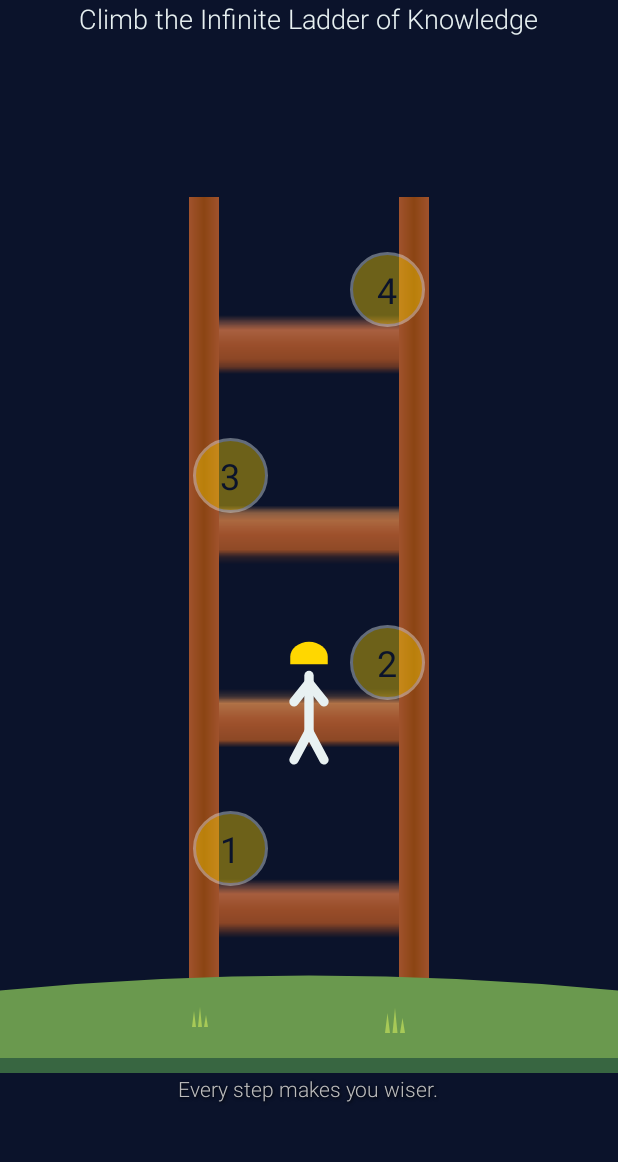
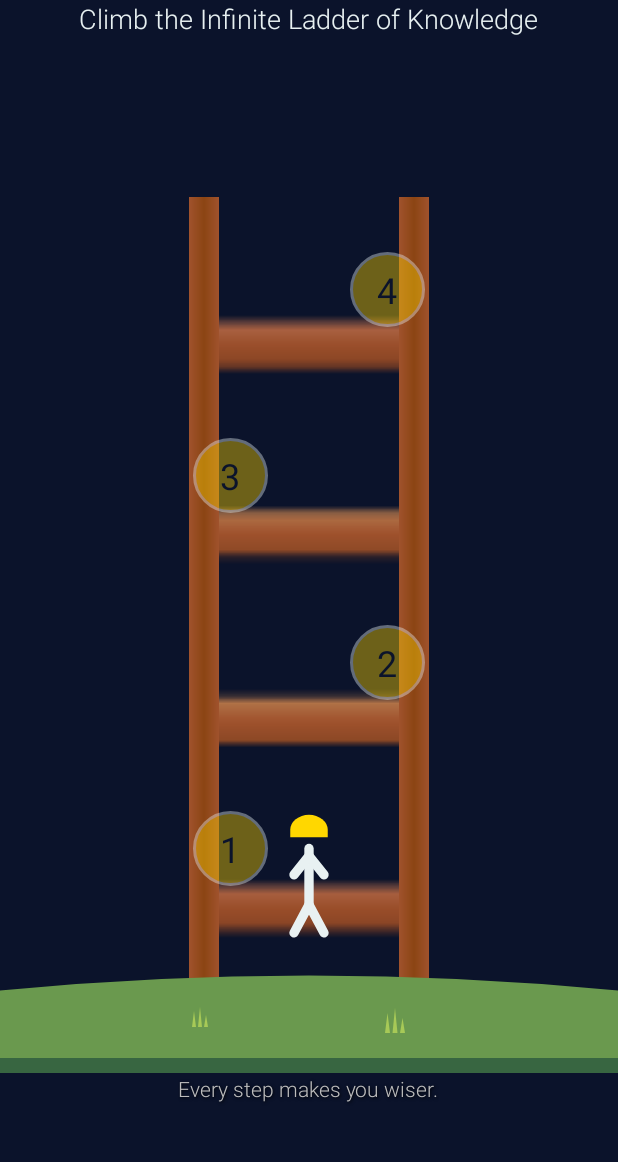
Before and after one commit to UtilityDD/slm, an Android app: the screen it shows after launch (MainActivity), on a phone screen of 412 x 824 dp, the part 73-1235 px from its top. Run offline under Robolectric (Android 15) with nearby library versions, the phone set to English and light mode, and no system bars.

Commit message:
clouds removed

```diff
--- a/app/src/main/java/com/blackgrapes/smartlineman/MainActivity.kt
+++ b/app/src/main/java/com/blackgrapes/smartlineman/MainActivity.kt
@@ -65,15 +65,6 @@ class MainActivity : AppCompatActivity() {
             }
         })
 
-        // Animate clouds
-        val cloud1 = findViewById<View>(R.id.cloud1)
-        val cloud2 = findViewById<View>(R.id.cloud2)
-        val cloud3 = findViewById<View>(R.id.cloud3)
-
-        animateCloud(cloud1, 25000, 0, true)
-        animateCloud(cloud2, 35000, 5000, false)
-        animateCloud(cloud3, 45000, 2000, true)
-
         // Apply pulsating animation to level buttons
         val pulseAnimation: Animation = AnimationUtils.loadAnimation(this, R.anim.fade_in_out)
 
@@ -110,25 +101,38 @@ class MainActivity : AppCompatActivity() {
     }
 
     private fun updateLinemanPosition(level: Int, animate: Boolean) {
-        val nextLevelButtonId = resources.getIdentifier("level_${level}_button", "id", packageName)
-        if (nextLevelButtonId != 0) {
-            val nextLevelButton = findViewById<View>(nextLevelButtonId)
-            nextLevelButton.post {
-                val targetY = nextLevelButton.y + nextLevelButton.height / 2 - linemanCharacter.height
+        // The lineman should be on the rung of the previously completed level.
+        // If currentLevel is 1, he is on the ground (level 0).
+        val linemanOnLevel = level - 1
+
+        if (linemanOnLevel < 1) {
+            // Position on the ground
+            // The lineman is already in the correct ground position via XML.
+            // We just need to scroll to the bottom to make him visible.
+            scrollView.post {
+                scrollView.fullScroll(View.FOCUS_DOWN)
+                // Set the target for snap-back
+                val bottomY = scrollView.getChildAt(0).height - scrollView.height
+                targetScrollY = bottomY
+            }
+        } else {
+            val levelButtonId = resources.getIdentifier("level_${linemanOnLevel}_button", "id", packageName)
+            if (levelButtonId != 0) {
+                val levelButton = findViewById<View>(levelButtonId)
+                levelButton.post {
+                    // Position the lineman's feet on the rung
+                    val targetY = levelButton.y + levelButton.height - linemanCharacter.height
                     targetScrollY = (targetY - (scrollView.height / 2) + (linemanCharacter.height / 2)).toInt()
 
                     if (animate) {
                         linemanCharacter.animate()
-                        .translationY(targetY - scrollView.getChildAt(0).height + linemanCharacter.height)
+                            .y(targetY)
                             .setDuration(1000)
-                        .withEndAction {
-                            scrollView.smoothScrollTo(0, targetScrollY)
-                        }
+                            .withEndAction { scrollView.smoothScrollTo(0, targetScrollY) }
                             .start()
                     } else {
-                    linemanCharacter.translationY = targetY - scrollView.getChildAt(0).height + linemanCharacter.height
-                    scrollView.post {
-                        scrollView.scrollTo(0, targetScrollY)
+                        linemanCharacter.y = targetY
+                        scrollView.post { scrollView.scrollTo(0, targetScrollY) }
                     }
                 }
             }
@@ -156,23 +160,4 @@ class MainActivity : AppCompatActivity() {
             ObjectAnimator.ofInt(scrollView, "scrollY", lastScrollY, targetScrollY).setDuration(400).start()
         }
     }
-
-    private fun animateCloud(cloud: View, duration: Long, delay: Long, startFromLeft: Boolean) {
-        val displayMetrics = DisplayMetrics()
-        windowManager.defaultDisplay.getMetrics(displayMetrics)
-        val screenWidth = displayMetrics.widthPixels.toFloat()
-
-        val startX = if (startFromLeft) -cloud.width.toFloat() - 200 else screenWidth + 200
-        val endX = if (startFromLeft) screenWidth + 200 else -cloud.width.toFloat() - 200
-
-        cloud.translationX = startX
-
-        val animator = ObjectAnimator.ofFloat(cloud, "translationX", startX, endX).apply {
-            this.duration = duration
-            startDelay = delay
-            repeatCount = ObjectAnimator.INFINITE
-            repeatMode = ObjectAnimator.RESTART
 }
-        animator.start()
-    }
-}
--- a/app/src/main/res/layout/activity_main.xml
+++ b/app/src/main/res/layout/activity_main.xml
@@ -55,36 +55,6 @@
             android:layout_height="wrap_content">
 
             <ImageView
-                android:id="@+id/cloud1"
-                android:layout_width="150dp"
-                android:layout_height="80dp"
-                android:src="@drawable/ic_cloud_1"
-                app:layout_constraintTop_toTopOf="parent"
-                app:layout_constraintStart_toStartOf="parent"
-                android:layout_marginTop="500dp"
-                android:contentDescription="@null"/>
-
-            <ImageView
-                android:id="@+id/cloud2"
-                android:layout_width="200dp"
-                android:layout_height="60dp"
-                android:src="@drawable/ic_cloud_2"
-                app:layout_constraintTop_toTopOf="parent"
-                app:layout_constraintEnd_toEndOf="parent"
-                android:layout_marginTop="1200dp"
-                android:contentDescription="@null"/>
-
-            <ImageView
-                android:id="@+id/cloud3"
-                android:layout_width="120dp"
-                android:layout_height="70dp"
-                android:src="@drawable/ic_cloud_3"
-                app:layout_constraintTop_toTopOf="parent"
-                app:layout_constraintStart_toStartOf="parent"
-                android:layout_marginTop="2000dp"
-                android:contentDescription="@null"/>
-
-            <ImageView
                 android:id="@+id/ladder_image"
                 android:layout_width="200dp"
                 android:layout_height="10000dp"
@@ -134,8 +104,8 @@
                 android:layout_width="60dp"
                 android:layout_height="120dp"
                 android:src="@drawable/lineman_character"
-                app:layout_constraintBottom_toBottomOf="parent"
-                android:layout_marginBottom="30dp"
+                app:layout_constraintBottom_toTopOf="@id/ground_base"
+                android:layout_marginBottom="-15dp"
                 app:layout_constraintEnd_toEndOf="@id/ladder_image"
                 app:layout_constraintStart_toStartOf="@id/ladder_image"
                 android:contentDescription="@string/lineman_character_desc" />
```
Lines whose indentation alone changed are shown as unchanged.
